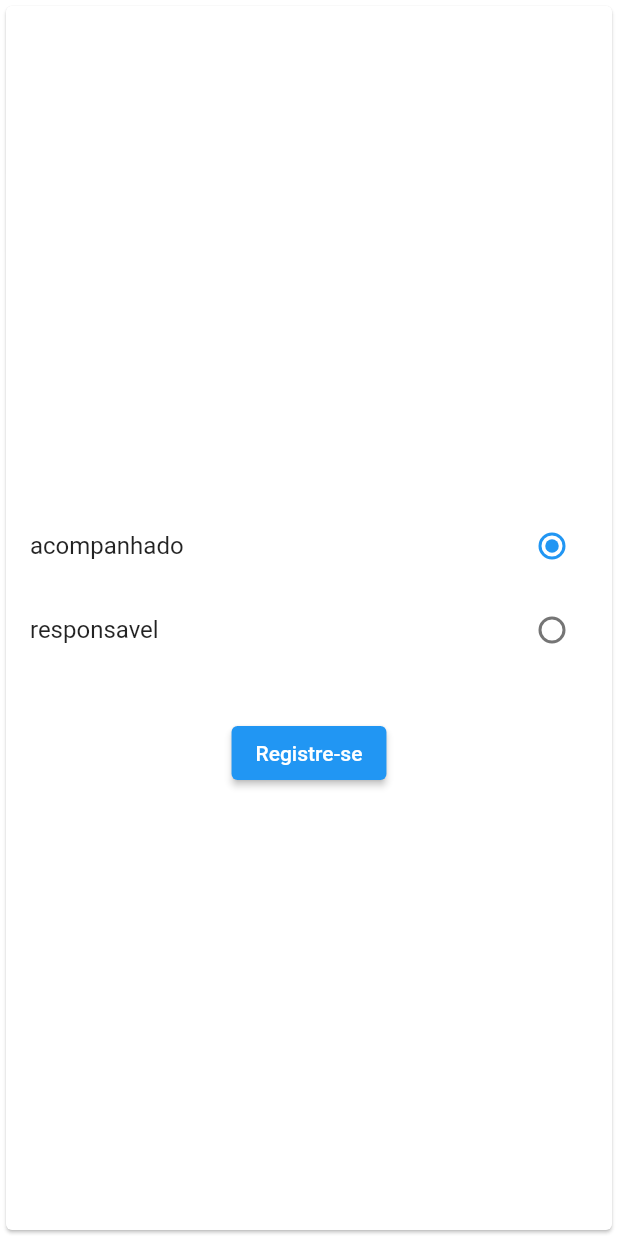
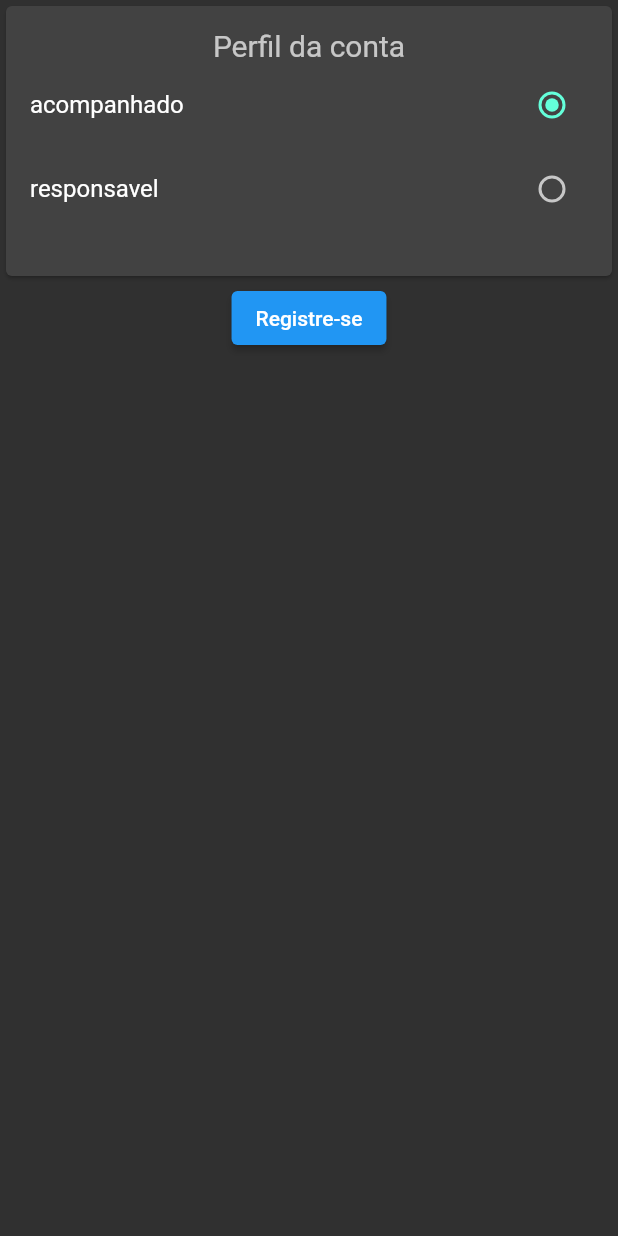
Before and after one commit to fabiocalegari/incentive_app, a Flutter app: the screen it shows after launch, on a phone screen of 412 x 824 dp. Run offline on Flutter 3.47's test engine with Material 2 defaults, Android fonts, the phone set to English and light mode, and no system bars; our stand-ins replace cloud_firestore, firebase_auth, firebase_core, validators; accounts and stored records are empty.

Commit message:
refactoring widgets

```diff
--- a/lib/screens/account_profile.dart
+++ b/lib/screens/account_profile.dart
@@ -1,7 +1,7 @@
 import 'package:flutter/material.dart';
 import 'package:incentive_app/constants.dart' as cons;
-import 'package:incentive_app/model/perfil.dart';
 import 'package:incentive_app/service/user_settings.dart';
+import 'package:incentive_app/widgets/account_type_widget.dart';
 
 import 'register.dart';
 
@@ -14,62 +14,24 @@ class AccountProfile extends StatefulWidget {
 }
 
 class _AccountProfileState extends State<AccountProfile> {
-  int _value = Perfil.acompanhado.index;
   @override
   Widget build(BuildContext context) {
-    return Card(
-        child: Column(
-      crossAxisAlignment: CrossAxisAlignment.center,
-      mainAxisAlignment: MainAxisAlignment.center,
-      children: [
-        const SizedBox(
-          height: 15,
-        ),
-        const Text(
-          'Perfil da conta',
-          style: TextStyle(color: Colors.white70, fontSize: 20),
-        ),
-        ListView(
-          scrollDirection: Axis.vertical,
-          shrinkWrap: true,
+    return MaterialApp(
+      theme: ThemeData.dark(),
+      home: Scaffold(
+        body: Column(
           children: [
-            ListTile(
-              title: Text(Perfil.acompanhado.name),
-              trailing: Radio(
-                value: Perfil.acompanhado.index,
-                groupValue: _value,
-                onChanged: (int? value) {
-                  setState(() {
-                    _value = value!;
-                  });
-                },
-              ),
-            ),
-            ListTile(
-              title: Text(Perfil.responsavel.name),
-              trailing: Radio(
-                value: Perfil.responsavel.index,
-                groupValue: _value,
-                onChanged: (int? value) {
-                  setState(() {
-                    _value = value!;
-                  });
-                },
-              ),
+            AccountTypeWidget(),
+            ElevatedButton(
+              onPressed: () {
+                Navigator.pushNamed(context, Register.id);
+              },
+              child: const Text(cons.register),
             ),
           ],
         ),
-        const SizedBox(
-          height: 30,
-        ),
-        ElevatedButton(
-          onPressed: () {
-            Navigator.pushNamed(context, Register.id);
-          },
-          child: const Text(cons.register),
-        ),
-      ],
-    ));
+      ),
+    );
   }
 
   @override
--- a/lib/screens/register.dart
+++ b/lib/screens/register.dart
@@ -127,7 +127,7 @@ class _RegisterState extends State<Register> {
 
     CollectionReference userPerfil = _firestore.collection('user_perfil');
 
-    userPerfil.add({'perfil': null, 'user': user.user?.uid});
+    userPerfil.add({'perfil': 2, 'user': user.user?.uid});
 
     return true;
   }
--- /dev/null
+++ b/lib/widgets/account_type_widget.dart
@@ -0,0 +1,53 @@
+import 'package:flutter/material.dart';
+import 'package:incentive_app/model/perfil.dart';
+
+class AccountTypeWidget extends StatelessWidget {
+  int value = Perfil.acompanhado.index;
+
+  @override
+  Widget build(BuildContext context) {
+    return Card(
+        child: Column(
+      crossAxisAlignment: CrossAxisAlignment.center,
+      mainAxisAlignment: MainAxisAlignment.center,
+      children: [
+        const SizedBox(
+          height: 15,
+        ),
+        const Text(
+          'Perfil da conta',
+          style: TextStyle(color: Colors.white70, fontSize: 20),
+        ),
+        ListView(
+          scrollDirection: Axis.vertical,
+          shrinkWrap: true,
+          children: [
+            ListTile(
+              title: Text(Perfil.acompanhado.name),
+              trailing: Radio(
+                value: Perfil.acompanhado.index,
+                groupValue: value,
+                onChanged: (int? value) {
+                  this.value = value!;
+                },
+              ),
+            ),
+            ListTile(
+              title: Text(Perfil.responsavel.name),
+              trailing: Radio(
+                value: Perfil.responsavel.index,
+                groupValue: value,
+                onChanged: (int? value) {
+                  value = value!;
+                },
+              ),
+            ),
+          ],
+        ),
+        const SizedBox(
+          height: 30,
+        )
+      ],
+    ));
+  }
+}
```
Also changed, not shown: pubspec.lock, 1 other file.
